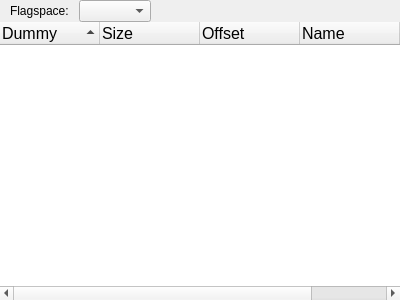
Above: src/widgets/flagswidget.ui from rizinorg/cutter before the change. Below: the same form after it.
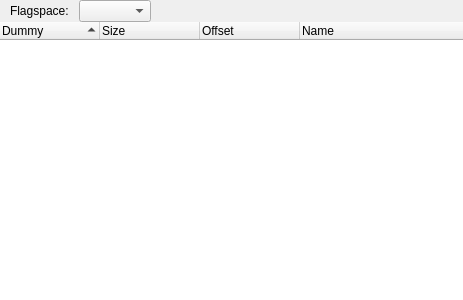
That is the form after the change.

The edit to the form file:
```diff
--- a/src/widgets/flagswidget.ui
+++ b/src/widgets/flagswidget.ui
@@ -6,7 +6,7 @@
    <rect>
     <x>0</x>
     <y>0</y>
-    <width>400</width>
+    <width>463</width>
     <height>300</height>
    </rect>
   </property>
@@ -71,11 +71,6 @@
     </item>
     <item>
      <widget class="QTreeWidget" name="flagsTreeWidget">
-      <property name="font">
-       <font>
-        <pointsize>12</pointsize>
-       </font>
-      </property>
       <property name="styleSheet">
        <string notr="true">QTreeWidget::item
 {
@@ -113,7 +108,7 @@
        <bool>false</bool>
       </property>
       <property name="columnCount">
-       <number>5</number>
+       <number>4</number>
       </property>
       <column>
        <property name="text">
@@ -135,11 +130,6 @@
         <string notr="true">Name</string>
        </property>
       </column>
-      <column>
-       <property name="text">
-        <string notr="true">Comment</string>
-       </property>
-      </column>
      </widget>
     </item>
    </layout>
```
